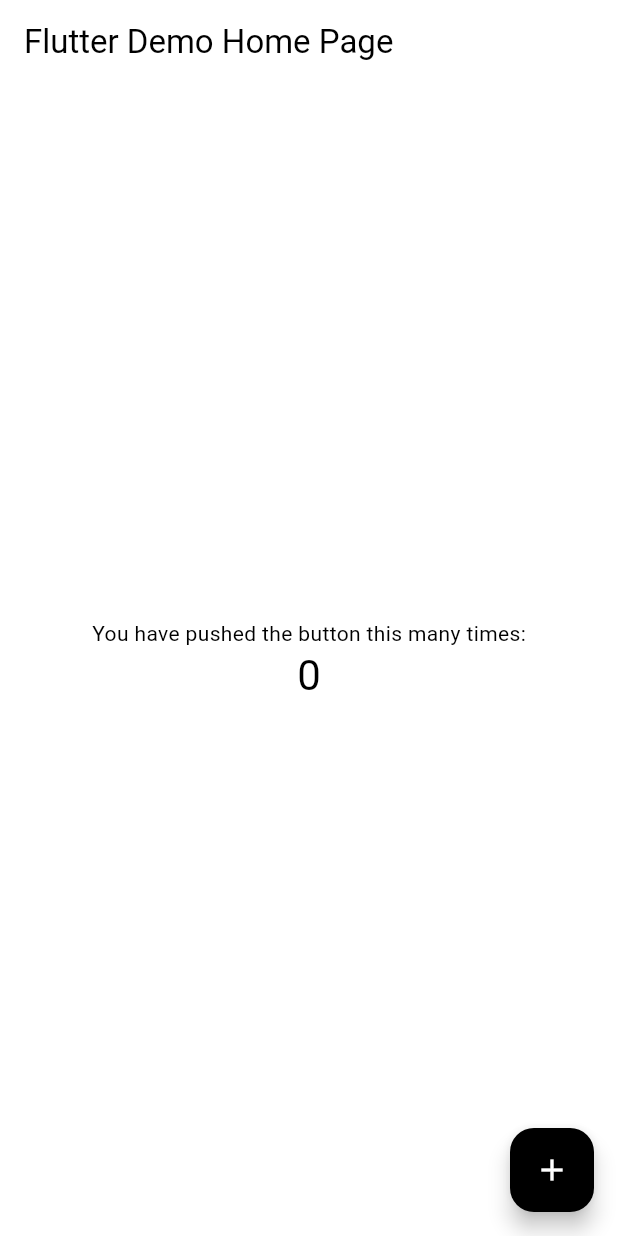
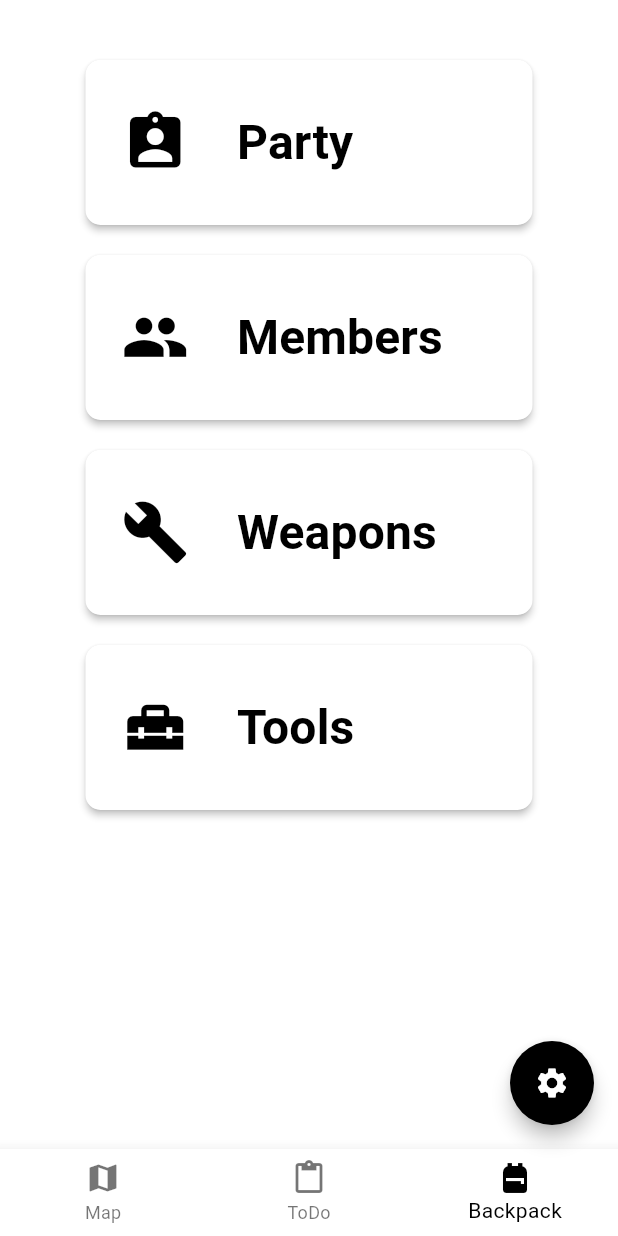
Before and after one commit to Itsuki54/arco-dev, a Flutter app: the screen it shows after launch, on a phone screen of 412 x 824 dp. Run offline on Flutter 3.47's test engine with Material 3 defaults, Android fonts, the phone set to English and light mode, and no system bars.

Commit message:
add: settings and those children

```diff
--- a/lib/main.dart
+++ b/lib/main.dart
@@ -1,4 +1,7 @@
 import 'package:flutter/material.dart';
+// pages
+import './src/pages/setting/settings.dart';
+import './src/pages/setting/party.dart';
 
 void main() {
   runApp(const MyApp());
@@ -11,7 +14,6 @@ class MyApp extends StatelessWidget {
   @override
   Widget build(BuildContext context) {
     return MaterialApp(
-      title: 'Flutter Demo',
       debugShowCheckedModeBanner: false,
       theme: ThemeData(
         colorScheme: const ColorScheme.light(
@@ -29,95 +31,8 @@ class MyApp extends StatelessWidget {
         ),
         useMaterial3: true,
       ),
-      home: const MyHomePage(title: 'Flutter Demo Home Page'),
+      home: const SettingsPage(),
+      //home: PartyPage(),
     );
   }
 }
-
-class MyHomePage extends StatefulWidget {
-  const MyHomePage({super.key, required this.title});
-
-  // This widget is the home page of your application. It is stateful, meaning
-  // that it has a State object (defined below) that contains fields that affect
-  // how it looks.
-
-  // This class is the configuration for the state. It holds the values (in this
-  // case the title) provided by the parent (in this case the App widget) and
-  // used by the build method of the State. Fields in a Widget subclass are
-  // always marked "final".
-
-  final String title;
-
-  @override
-  State<MyHomePage> createState() => _MyHomePageState();
-}
-
-class _MyHomePageState extends State<MyHomePage> {
-  int _counter = 0;
-
-  void _incrementCounter() {
-    setState(() {
-      // This call to setState tells the Flutter framework that something has
-      // changed in this State, which causes it to rerun the build method below
-      // so that the display can reflect the updated values. If we changed
-      // _counter without calling setState(), then the build method would not be
-      // called again, and so nothing would appear to happen.
-      _counter++;
-    });
-  }
-
-  @override
-  Widget build(BuildContext context) {
-    // This method is rerun every time setState is called, for instance as done
-    // by the _incrementCounter method above.
-    //
-    // The Flutter framework has been optimized to make rerunning build methods
-    // fast, so that you can just rebuild anything that needs updating rather
-    // than having to individually change instances of widgets.
-    return Scaffold(
-      appBar: AppBar(
-        // TRY THIS: Try changing the color here to a specific color (to
-        // Colors.amber, perhaps?) and trigger a hot reload to see the AppBar
-        // change color while the other colors stay the same.
-        backgroundColor: Theme.of(context).colorScheme.inversePrimary,
-        // Here we take the value from the MyHomePage object that was created by
-        // the App.build method, and use it to set our appbar title.
-        title: Text(widget.title),
-      ),
-      body: Center(
-        // Center is a layout widget. It takes a single child and positions it
-        // in the middle of the parent.
-        child: Column(
-          // Column is also a layout widget. It takes a list of children and
-          // arranges them vertically. By default, it sizes itself to fit its
-          // children horizontally, and tries to be as tall as its parent.
-          //
-          // Column has various properties to control how it sizes itself and
-          // how it positions its children. Here we use mainAxisAlignment to
-          // center the children vertically; the main axis here is the vertical
-          // axis because Columns are vertical (the cross axis would be
-          // horizontal).
-          //
-          // TRY THIS: Invoke "debug painting" (choose the "Toggle Debug Paint"
-          // action in the IDE, or press "p" in the console), to see the
-          // wireframe for each widget.
-          mainAxisAlignment: MainAxisAlignment.center,
-          children: <Widget>[
-            const Text(
-              'You have pushed the button this many times:',
-            ),
-            Text(
-              '$_counter',
-              style: Theme.of(context).textTheme.headlineMedium,
-            ),
-          ],
-        ),
-      ),
-      floatingActionButton: FloatingActionButton(
-        onPressed: _incrementCounter,
-        tooltip: 'Increment',
-        child: const Icon(Icons.add),
-      ), // This trailing comma makes auto-formatting nicer for build methods.
-    );
-  }
-}
--- /dev/null
+++ b/lib/src/components/setting_route_button.dart
@@ -0,0 +1,42 @@
+import 'package:flutter/material.dart';
+
+class SettingRouteButton extends StatelessWidget {
+  const SettingRouteButton(
+      {super.key,
+      required this.title,
+      required this.icon,
+      //required this.onPressed});
+      required this.nextPage});
+
+  final String title;
+  final Icon icon;
+  final Widget nextPage;
+  //final Function onPressed;
+
+  @override
+  Widget build(BuildContext context) {
+    return Container(
+        padding: const EdgeInsets.all(10),
+        child: ElevatedButton(
+            onPressed: () {
+              Navigator.of(context)
+                  .push(MaterialPageRoute(builder: (context) => nextPage));
+            },
+            style: ElevatedButton.styleFrom(
+                elevation: 2,
+                shape: RoundedRectangleBorder(
+                    borderRadius: BorderRadius.circular(10))),
+            child: SizedBox(
+                width: 250,
+                height: 110,
+                child: Row(
+                  children: [
+                    icon,
+                    const SizedBox(width: 32),
+                    Text(title,
+                        style: const TextStyle(
+                            fontSize: 32, fontWeight: FontWeight.bold))
+                  ],
+                ))));
+  }
+}
--- /dev/null
+++ b/lib/src/pages/setting/settings.dart
@@ -0,0 +1,74 @@
+import 'package:flutter/material.dart';
+// components
+import '../../components/setting_route_button.dart';
+// pages
+import './party.dart';
+import './members.dart';
+import './tools.dart';
+import './weapons.dart';
+
+class SettingsPage extends StatefulWidget {
+  const SettingsPage({super.key});
+
+  @override
+  State<SettingsPage> createState() => _SettingsPageState();
+}
+
+class _SettingsPageState extends State<SettingsPage> {
+  int _currentindex = 2;
+
+  void _changeIndex(int value) {
+    setState(() {
+      _currentindex = value;
+    });
+  }
+
+  @override
+  Widget build(BuildContext context) {
+    return Scaffold(
+        appBar: AppBar(toolbarHeight: 30),
+        body: const Center(
+          child: Column(children: [
+            SettingRouteButton(
+              title: "Party",
+              icon: Icon(Icons.assignment_ind, size: 45),
+              nextPage: PartyPage(),
+            ),
+            SettingRouteButton(
+              title: "Members",
+              icon: Icon(Icons.group, size: 45),
+              nextPage: MembersPage(),
+            ),
+            SettingRouteButton(
+              title: "Weapons",
+              icon: Icon(Icons.build, size: 45),
+              nextPage: WeaponsPage(),
+            ),
+            SettingRouteButton(
+              title: "Tools",
+              icon: Icon(Icons.home_repair_service, size: 45),
+              nextPage: ToolsPage(),
+            )
+          ]),
+        ),
+        //floatingActionButtonLocation: FloatingActionButtonLocation.startTop,
+        floatingActionButton: FloatingActionButton(
+          elevation: 5,
+          shape:
+              RoundedRectangleBorder(borderRadius: BorderRadius.circular(50)),
+          onPressed: () {},
+          child: const Icon(Icons.settings),
+        ), // This trailing comma makes auto-formatting nicer for build methods.
+        bottomNavigationBar: BottomNavigationBar(
+          items: const <BottomNavigationBarItem>[
+            BottomNavigationBarItem(icon: Icon(Icons.map), label: "Map"),
+            BottomNavigationBarItem(
+                icon: Icon(Icons.content_paste), label: "ToDo"),
+            BottomNavigationBarItem(
+                icon: Icon(Icons.backpack), label: "Backpack")
+          ],
+          currentIndex: _currentindex,
+          onTap: _changeIndex,
+        ));
+  }
+}
```
Also changed, not shown: lib/src/components/setting_child_appbar.dart (added, +41 -0 lines), lib/src/pages/setting/members.dart (added, +26 -0 lines), lib/src/pages/setting/party.dart (added, +26 -0 lines), lib/src/pages/setting/tools.dart (added, +26 -0 lines), lib/src/pages/setting/weapons.dart (added, +26 -0 lines), lib/src/components/sample_componets.dart (deleted), lib/src/pages/sample_page.dart (deleted), lib/src/structs/sample_struct.dart (deleted).
